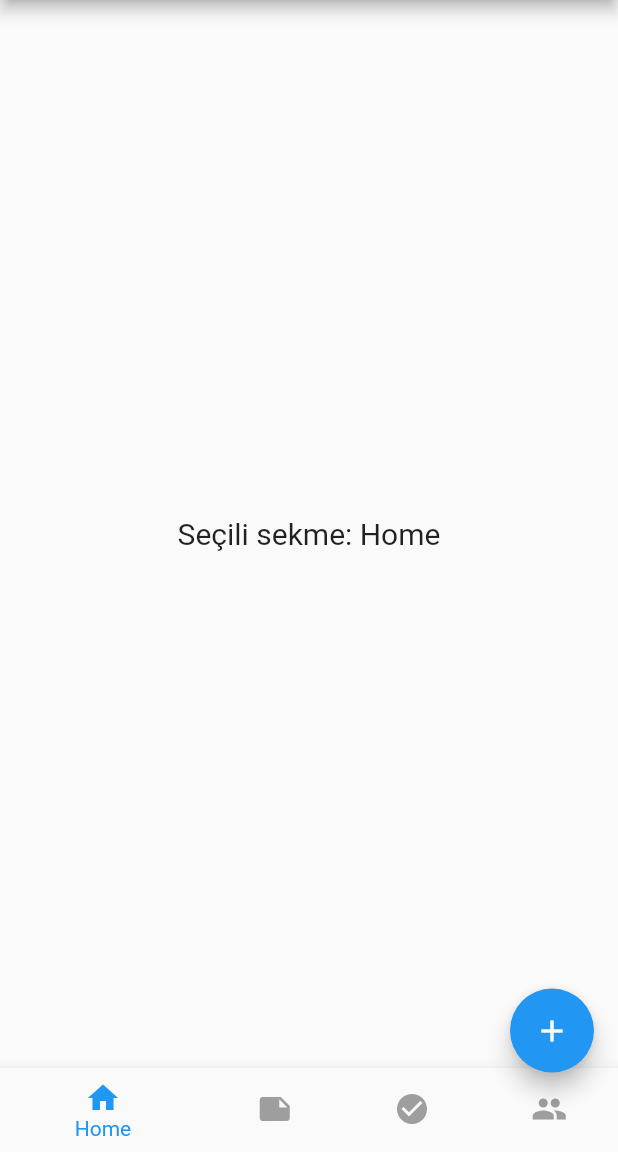
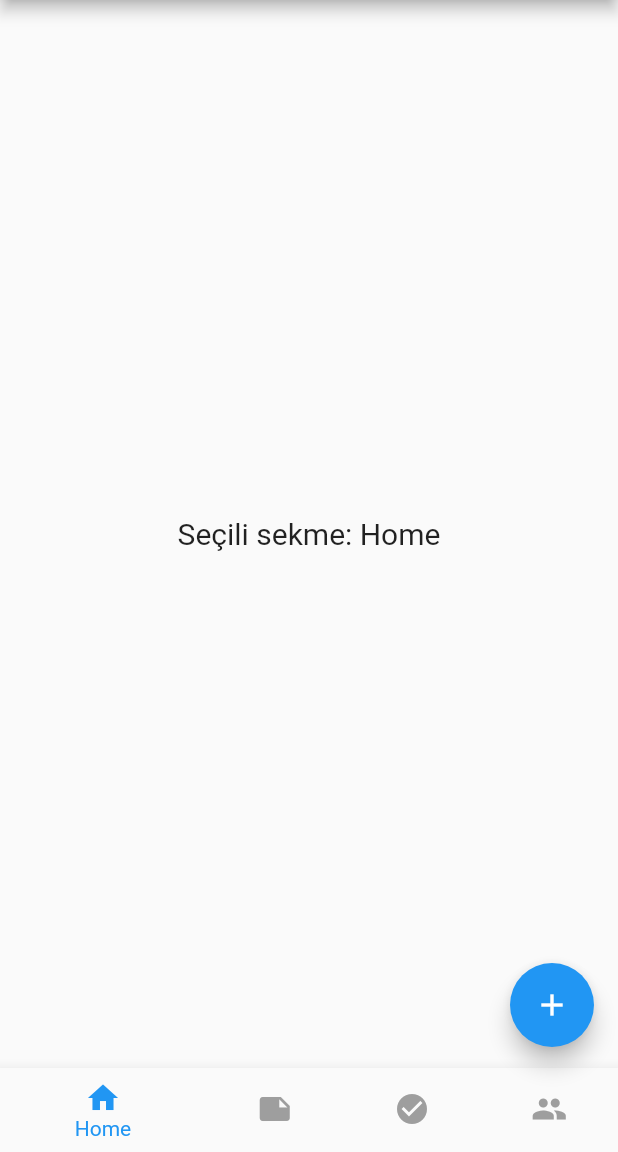
Before and after one commit to begumsudeuslu/notepad, a Flutter app: the screen it shows after launch, on a phone screen of 412 x 824 dp, the part 84-1236 px from its top. Run offline on Flutter 3.47's test engine with Material 3 defaults, Android fonts, the phone set to English and light mode, and no system bars.

Commit message:
plus icon is up at the home screen: twice

```diff
--- a/lib/screens/home_screen.dart
+++ b/lib/screens/home_screen.dart
@@ -44,7 +44,7 @@ class _HomeScreenState extends State<HomeScreen> {
         onTap: _onItemTapped,
       ),
       floatingActionButton: Padding(
-        padding: const EdgeInsets.only(bottom: 50), // 40px yukarı kaydır
+        padding: const EdgeInsets.only(bottom: 70), // 40px yukarı kaydır
         child: FloatingActionButton(
           onPressed: () {
             print("Yeni not/görev ekle");
```
